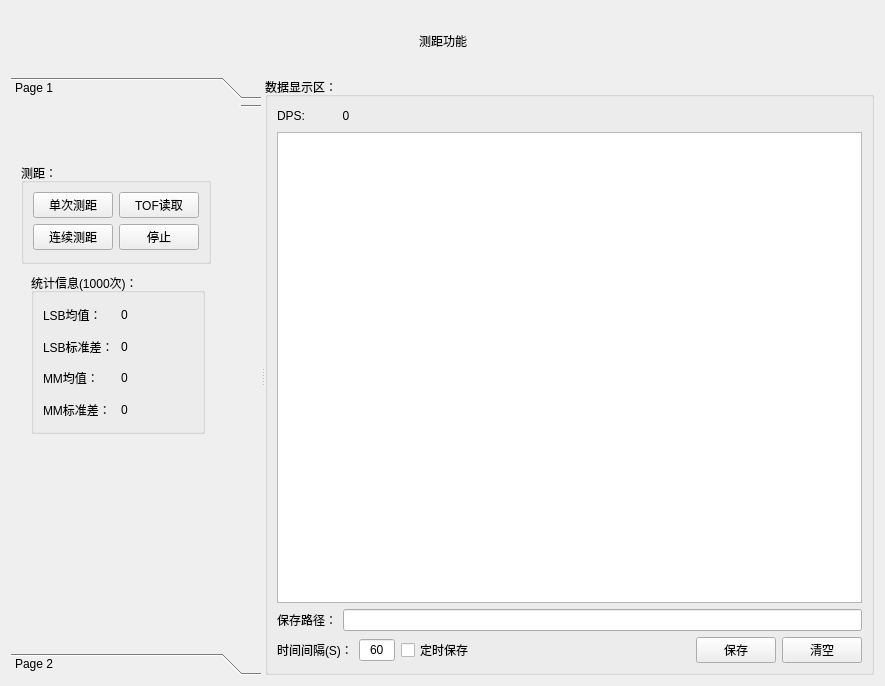
First picture: the form in distancetest_dialog.ui, repository heathen557/vangogh_software, before the edit.
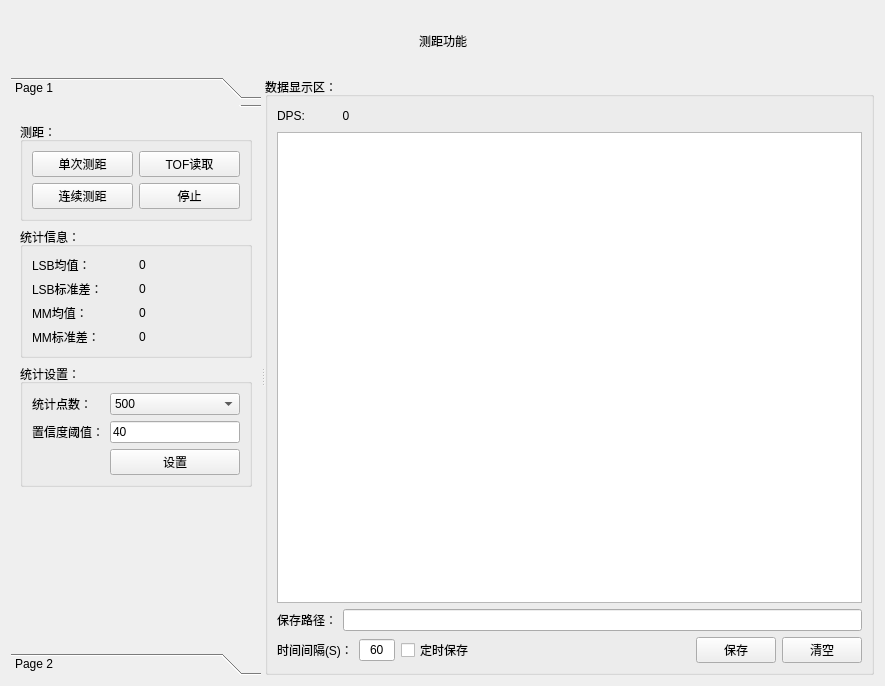
Second picture: the form after the edit. Icons and pictures are not drawn.

Commit message: 1、测距界面添加,统计点的个数、置信度阈值

Patch:
```diff
--- a/distancetest_dialog.ui
+++ b/distancetest_dialog.ui
@@ -175,15 +175,9 @@
           <attribute name="label">
            <string>Page 1</string>
           </attribute>
+          <layout class="QGridLayout" name="gridLayout_8">
+           <item row="0" column="0">
           <widget class="QGroupBox" name="groupBox_3">
-           <property name="geometry">
-            <rect>
-             <x>10</x>
-             <y>50</y>
-             <width>190</width>
-             <height>101</height>
-            </rect>
-           </property>
            <property name="title">
             <string>测距：</string>
            </property>
@@ -193,6 +187,9 @@
               <property name="text">
                <string>单次测距</string>
               </property>
+                <property name="autoDefault">
+                 <bool>false</bool>
+                </property>
              </widget>
             </item>
             <item row="0" column="1">
@@ -200,6 +197,9 @@
               <property name="text">
                <string>TOF读取</string>
               </property>
+                <property name="autoDefault">
+                 <bool>false</bool>
+                </property>
              </widget>
             </item>
             <item row="1" column="0">
@@ -207,6 +207,9 @@
               <property name="text">
                <string>连续测距</string>
               </property>
+                <property name="autoDefault">
+                 <bool>false</bool>
+                </property>
              </widget>
             </item>
             <item row="1" column="1">
@@ -214,23 +217,20 @@
               <property name="text">
                <string>停止</string>
               </property>
+                <property name="autoDefault">
+                 <bool>false</bool>
+                </property>
              </widget>
             </item>
            </layout>
           </widget>
+           </item>
+           <item row="1" column="0">
           <widget class="QGroupBox" name="groupBox_5">
-           <property name="geometry">
-            <rect>
-             <x>20</x>
-             <y>160</y>
-             <width>174</width>
-             <height>161</height>
-            </rect>
-           </property>
            <property name="title">
-            <string>统计信息(1000次)：</string>
-           </property>
-           <layout class="QGridLayout" name="gridLayout_6">
+              <string>统计信息：</string>
+             </property>
+             <layout class="QGridLayout" name="gridLayout_7">
             <item row="0" column="0">
              <widget class="QLabel" name="label_6">
               <property name="text">
@@ -301,6 +301,72 @@
             </item>
            </layout>
           </widget>
+           </item>
+           <item row="2" column="0">
+            <widget class="QGroupBox" name="groupBox_6">
+             <property name="title">
+              <string>统计设置：</string>
+             </property>
+             <layout class="QGridLayout" name="gridLayout_6">
+              <item row="0" column="0">
+               <widget class="QLabel" name="label_13">
+                <property name="text">
+                 <string>统计点数：</string>
+                </property>
+               </widget>
+              </item>
+              <item row="1" column="0">
+               <widget class="QLabel" name="label_14">
+                <property name="text">
+                 <string>置信度阈值：</string>
+                </property>
+               </widget>
+              </item>
+              <item row="1" column="1">
+               <widget class="QLineEdit" name="confidenceOffset_lineEdit">
+                <property name="text">
+                 <string>40</string>
+                </property>
+               </widget>
+              </item>
+              <item row="0" column="1">
+               <widget class="QComboBox" name="comboBox">
+                <item>
+                 <property name="text">
+                  <string>500</string>
+                 </property>
+                </item>
+                <item>
+                 <property name="text">
+                  <string>1000</string>
+                 </property>
+                </item>
+               </widget>
+              </item>
+              <item row="2" column="1">
+               <widget class="QPushButton" name="ok_pushButton">
+                <property name="text">
+                 <string>设置</string>
+                </property>
+               </widget>
+              </item>
+             </layout>
+            </widget>
+           </item>
+           <item row="3" column="0">
+            <spacer name="verticalSpacer">
+             <property name="orientation">
+              <enum>Qt::Vertical</enum>
+             </property>
+             <property name="sizeHint" stdset="0">
+              <size>
+               <width>20</width>
+               <height>184</height>
+              </size>
+             </property>
+            </spacer>
+           </item>
+          </layout>
          </widget>
          <widget class="QWidget" name="page_4">
           <property name="geometry">
```
Left out of the diff: 12 changed lines with no effect on the pictures. Lines whose indentation alone changed are shown as unchanged. The commit also changes 7 other files.
